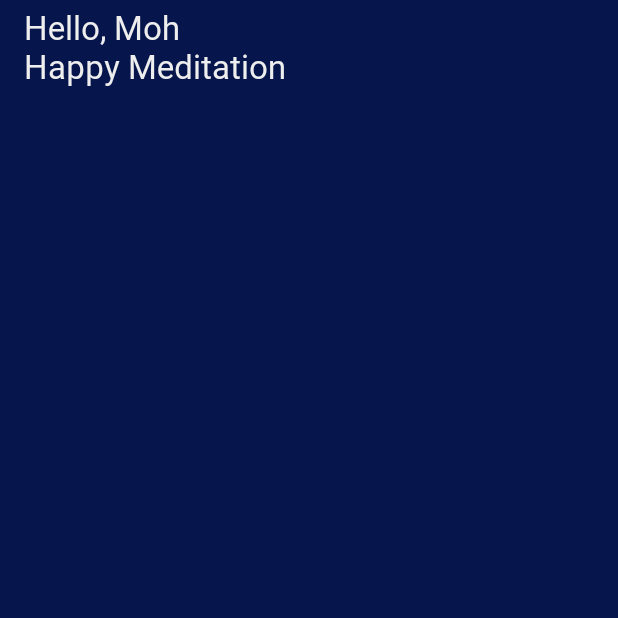
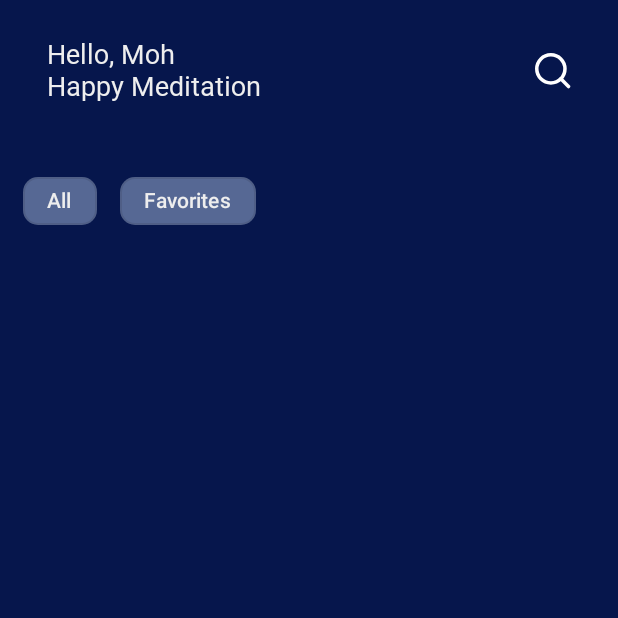
Before and after one commit to mxd0-0/meditationApp, an Android app built with Jetpack Compose: the composable HomeScreen shown on its own in the app's theme, on a phone screen of 412 x 824 dp, the top half of it. Run offline under Robolectric (Android 15) with nearby library versions, the phone set to English and light mode, and no system bars; Roboto replaces fonts that are not available here.

Commit message:
Top App Bar And Chip Section

```diff
--- a/app/src/main/java/com/example/meditationapp/HomeScreen.kt
+++ b/app/src/main/java/com/example/meditationapp/HomeScreen.kt
@@ -4,15 +4,33 @@ import androidx.compose.foundation.background
 import androidx.compose.foundation.layout.Box
 import androidx.compose.foundation.layout.Column
 import androidx.compose.foundation.layout.fillMaxSize
+import androidx.compose.foundation.layout.padding
+import androidx.compose.foundation.layout.size
+import androidx.compose.foundation.lazy.LazyRow
+import androidx.compose.foundation.shape.RoundedCornerShape
 import androidx.compose.material3.ExperimentalMaterial3Api
+import androidx.compose.material3.FilterChip
+import androidx.compose.material3.FilterChipDefaults
+import androidx.compose.material3.Icon
+import androidx.compose.material3.IconButton
+import androidx.compose.material3.MaterialTheme
 import androidx.compose.material3.Text
 import androidx.compose.material3.TopAppBar
 import androidx.compose.material3.TopAppBarColors
 import androidx.compose.runtime.Composable
+import androidx.compose.runtime.getValue
+import androidx.compose.runtime.mutableStateOf
+import androidx.compose.runtime.remember
+import androidx.compose.runtime.setValue
 import androidx.compose.ui.Modifier
 import androidx.compose.ui.graphics.Color
+import androidx.compose.ui.res.painterResource
 import androidx.compose.ui.tooling.preview.Preview
+import androidx.compose.ui.unit.dp
+import com.example.meditationapp.ui.theme.ButtonBlue
+import com.example.meditationapp.ui.theme.DarkerButtonBlue
 import com.example.meditationapp.ui.theme.DeepBlue
+import com.example.meditationapp.ui.theme.TextWhite
 
 @Composable
 fun HomeScreen(modifier: Modifier = Modifier) {
@@ -23,6 +41,7 @@ fun HomeScreen(modifier: Modifier = Modifier) {
     ) {
         Column {
             TopAppBar()
+            ChipSection(chipTexts = listOf("All", "Favorites"))
 
 
         }
@@ -33,18 +52,72 @@ fun HomeScreen(modifier: Modifier = Modifier) {
 @Composable
 fun TopAppBar(modifier: Modifier = Modifier) {
 
-    TopAppBar(colors = TopAppBarColors(
+    TopAppBar(modifier = Modifier.padding(15.dp), colors = TopAppBarColors(
         containerColor = Color.Transparent,
         navigationIconContentColor = Color.Transparent,
-        scrolledContainerColor =  Color.Transparent,
+        scrolledContainerColor = Color.Transparent,
         titleContentColor = Color.White,
         actionIconContentColor = Color.White
     ), title = {
         Column {
-            Text(text = "Hello, Moh")
-            Text(text = "Happy Meditation")
+            Text(
+                text = "Hello, Moh", style = MaterialTheme.typography.titleMedium
+            )
+            Text(
+                text = "Happy Meditation", style = MaterialTheme.typography.titleMedium
+            )
+        }
+    }, actions = {
+        IconButton(onClick = { /*TODO*/ }) {
+            Icon(
+                painter = painterResource(id = R.drawable.ic_search),
+                contentDescription = "Search",
+                tint = Color.White,
+                modifier = Modifier.size(24.dp)
+            )
+
         }
     })
+}
+
+@Composable
+fun ChipSection(chipTexts: List<String>,modifier: Modifier = Modifier) {
+
+    LazyRow {
+        items(chipTexts.size) {index ->
+            Chip(chipTxt = chipTexts[index])
+        }
+
+
+
+    }
+
+
+}
+
+@Composable
+fun Chip(chipTxt: String,modifier: Modifier = Modifier) {
+    var selected by remember {
+        mutableStateOf(false)
+
+    }
+
+    FilterChip(
+        modifier = Modifier.padding(start = 15.dp, top = 15.dp, bottom = 15.dp),
+        selected = selected,
+        onClick = { selected = !selected },
+        label = { Text(text = chipTxt, color = TextWhite) },
+        colors = FilterChipDefaults.filterChipColors(
+            selectedContainerColor = ButtonBlue,
+            containerColor = DarkerButtonBlue,
+
+            ),
+        border = FilterChipDefaults.filterChipBorder(enabled = false, selected = false),
+        shape = RoundedCornerShape(10.dp)
+
+
+    )
+
 }
 
 
--- a/app/src/main/java/com/example/meditationapp/ui/theme/Type.kt
+++ b/app/src/main/java/com/example/meditationapp/ui/theme/Type.kt
@@ -21,19 +21,19 @@ val gothicA1 = FontFamily(
 
 // Set of Material typography styles to start with
 val Typography = Typography(
-    bodyLarge =   TextStyle(
+    bodyLarge =   TextStyle( //body1
         color = AquaBlue,
         fontFamily = gothicA1,
         fontWeight = FontWeight.Normal,
         fontSize = 14.sp
     ),
-    titleLarge = TextStyle(
+    titleLarge = TextStyle( //h1
         color = TextWhite,
         fontFamily = gothicA1,
         fontWeight = FontWeight.Bold,
         fontSize = 22.sp
     ),
-    titleMedium = TextStyle(
+    titleMedium = TextStyle( //h2
         color = TextWhite,
         fontFamily = gothicA1,
         fontWeight = FontWeight.Bold,
```
